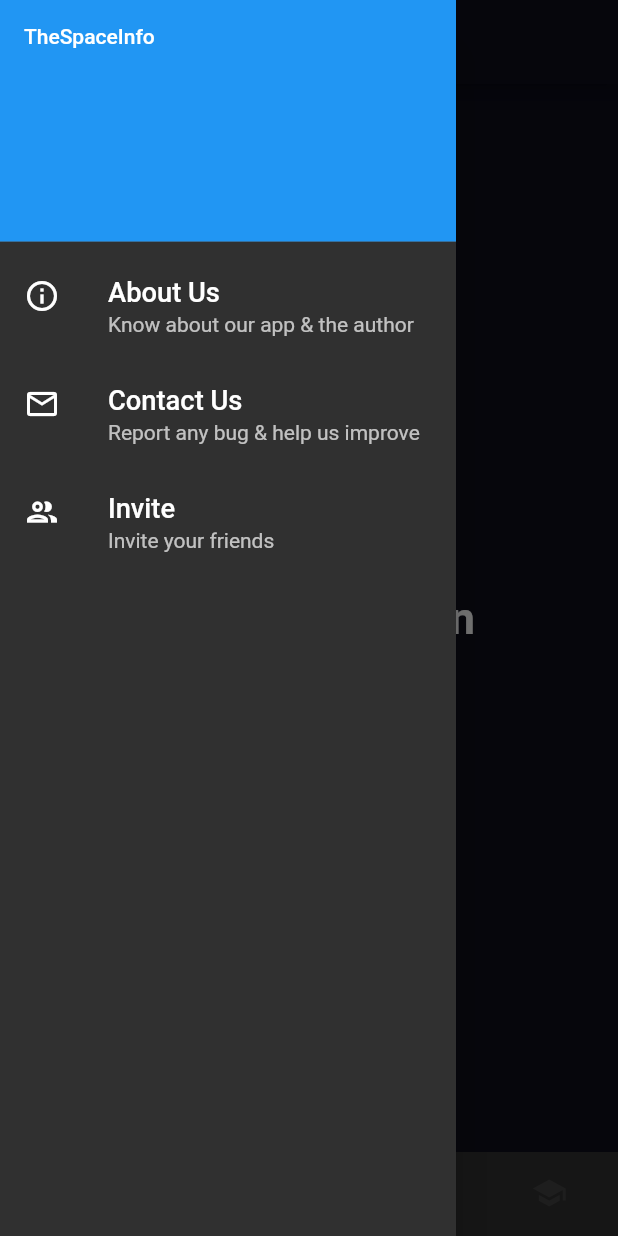
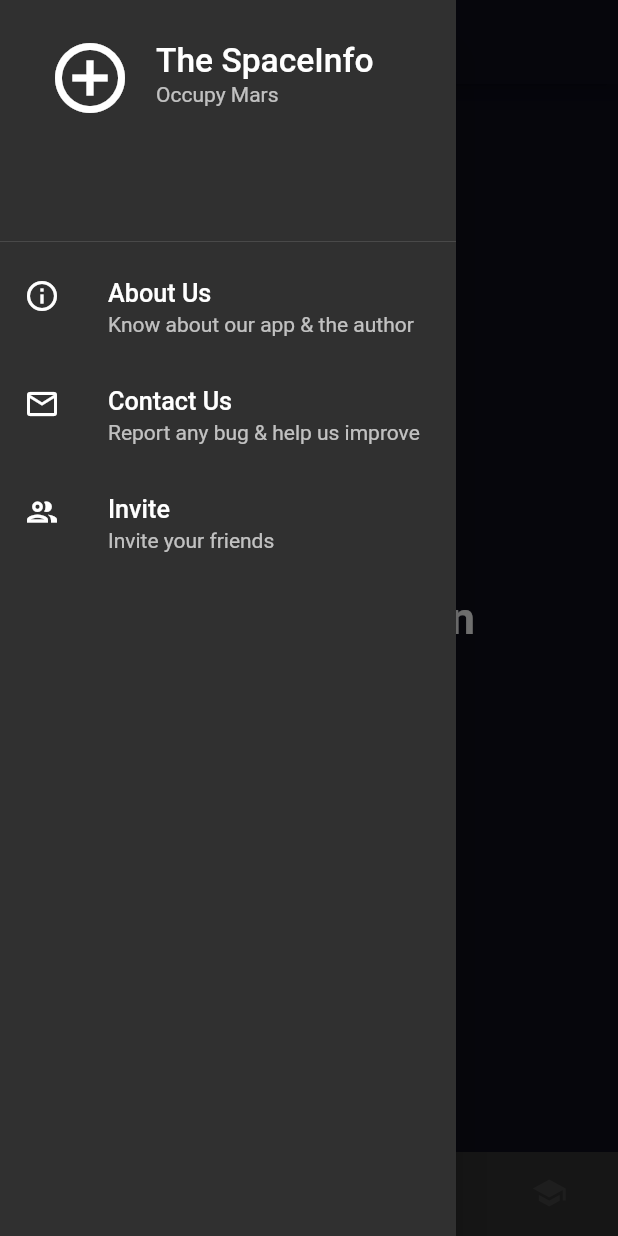
Before and after one commit to rootFaheem/thespaceinfo, a Flutter app: the screen it shows after launch, with the side drawer open, on a phone screen of 412 x 824 dp. Run offline on Flutter 3.47's test engine with Material 2 defaults, Android fonts, the phone set to English and light mode, and no system bars.

Commit message:
drawer header updated

```diff
--- a/lib/main.dart
+++ b/lib/main.dart
@@ -133,16 +133,27 @@ class _MyHomePageState extends State<MyHomePage> {
             padding: EdgeInsets.zero,
             children: <Widget>[
               DrawerHeader(
-                child: Text('TheSpaceInfo'),
-                decoration: BoxDecoration(
-                  color: Colors.blue,
+                child: ListTile(
+                  leading: Icon(
+                    Icons.add_circle_outline_outlined,
+                    size: 56.0,
+                  ),
+                  title: Text(
+                    'The SpaceInfo',
+                    textScaleFactor: 1.6,
+                  ),
+                  subtitle: Text('Occupy Mars'),
+                  onTap: () {
+                    // Update the state of the app.
+                    // ...
+                  },
                 ),
               ),
               ListTile(
                 leading: Icon(Icons.info_outlined),
                 title: Text(
                   'About Us',
-                  textScaleFactor: 1.3,
+                  textScaleFactor: 1.2,
                 ),
                 subtitle: Text('Know about our app & the author'),
                 onTap: () {
@@ -154,7 +165,7 @@ class _MyHomePageState extends State<MyHomePage> {
                 leading: Icon(Icons.email_outlined),
                 title: Text(
                   'Contact Us',
-                  textScaleFactor: 1.3,
+                  textScaleFactor: 1.2,
                 ),
                 subtitle: Text('Report any bug & help us improve'),
                 onTap: () {
@@ -166,7 +177,7 @@ class _MyHomePageState extends State<MyHomePage> {
                 leading: Icon(Icons.group_outlined),
                 title: Text(
                   'Invite',
-                  textScaleFactor: 1.3,
+                  textScaleFactor: 1.2,
                 ),
                 subtitle: Text('Invite your friends'),
                 onTap: () {
```
